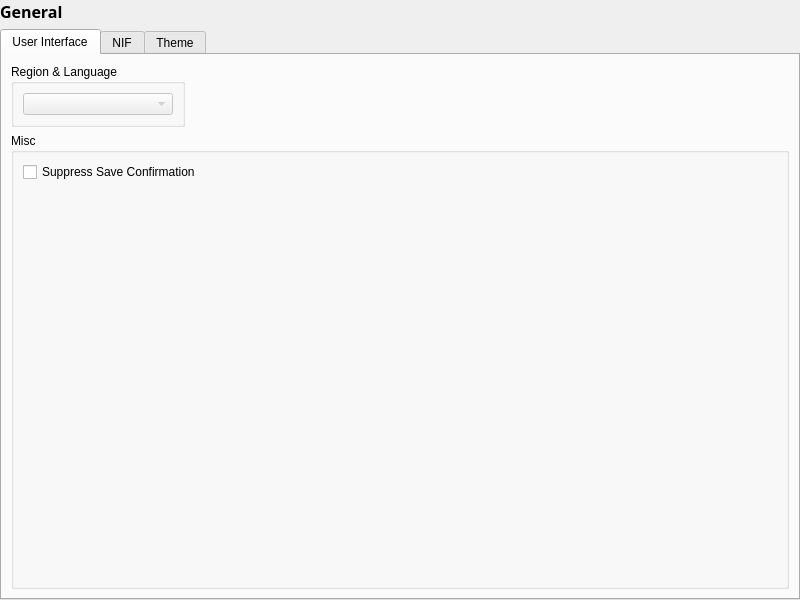
Above: src/ui/settingsgeneral.ui from niftools/nifskope before the change. Below: the same form after it.
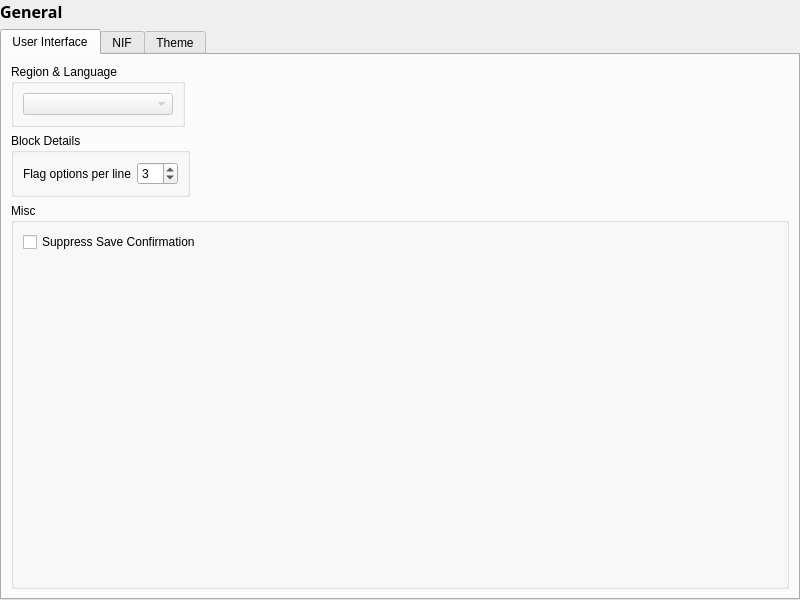
That is the form after the change. Custom widgets are drawn as their Qt base class.

Commit message:
[UI] Value string changes
Split the enum bitflag options after a user-defined number of options.  Currently WIP.  The combo box's line edit disables the newlines when the editor is created and reverts back to single line while the row stays the same height.

Also show "undefined" when a bool value is 2, which is the undefined value for NiBool.

```diff
--- a/src/ui/settingsgeneral.ui
+++ b/src/ui/settingsgeneral.ui
@@ -88,6 +88,56 @@
          </layout>
         </widget>
        </item>
+       <item>
+        <widget class="QGroupBox" name="groupBox_3">
+         <property name="sizePolicy">
+          <sizepolicy hsizetype="Maximum" vsizetype="Preferred">
+           <horstretch>0</horstretch>
+           <verstretch>0</verstretch>
+          </sizepolicy>
+         </property>
+         <property name="title">
+          <string>Block Details</string>
+         </property>
+         <property name="flat">
+          <bool>true</bool>
+         </property>
+         <layout class="QGridLayout" name="gridLayout_2">
+          <item row="0" column="1">
+           <widget class="QSpinBox" name="optionsPerLine">
+            <property name="sizePolicy">
+             <sizepolicy hsizetype="Maximum" vsizetype="Fixed">
+              <horstretch>0</horstretch>
+              <verstretch>0</verstretch>
+             </sizepolicy>
+            </property>
+            <property name="minimum">
+             <number>2</number>
+            </property>
+            <property name="maximum">
+             <number>32</number>
+            </property>
+            <property name="value">
+             <number>3</number>
+            </property>
+           </widget>
+          </item>
+          <item row="0" column="0">
+           <widget class="QLabel" name="lblOptionsPerLine">
+            <property name="sizePolicy">
+             <sizepolicy hsizetype="Maximum" vsizetype="Preferred">
+              <horstretch>0</horstretch>
+              <verstretch>0</verstretch>
+             </sizepolicy>
+            </property>
+            <property name="text">
+             <string>Flag options per line</string>
+            </property>
+           </widget>
+          </item>
+         </layout>
+        </widget>
+       </item>
        <item>
         <widget class="QGroupBox" name="groupBox">
          <property name="title">
```
The commit also changes 1 other file.
